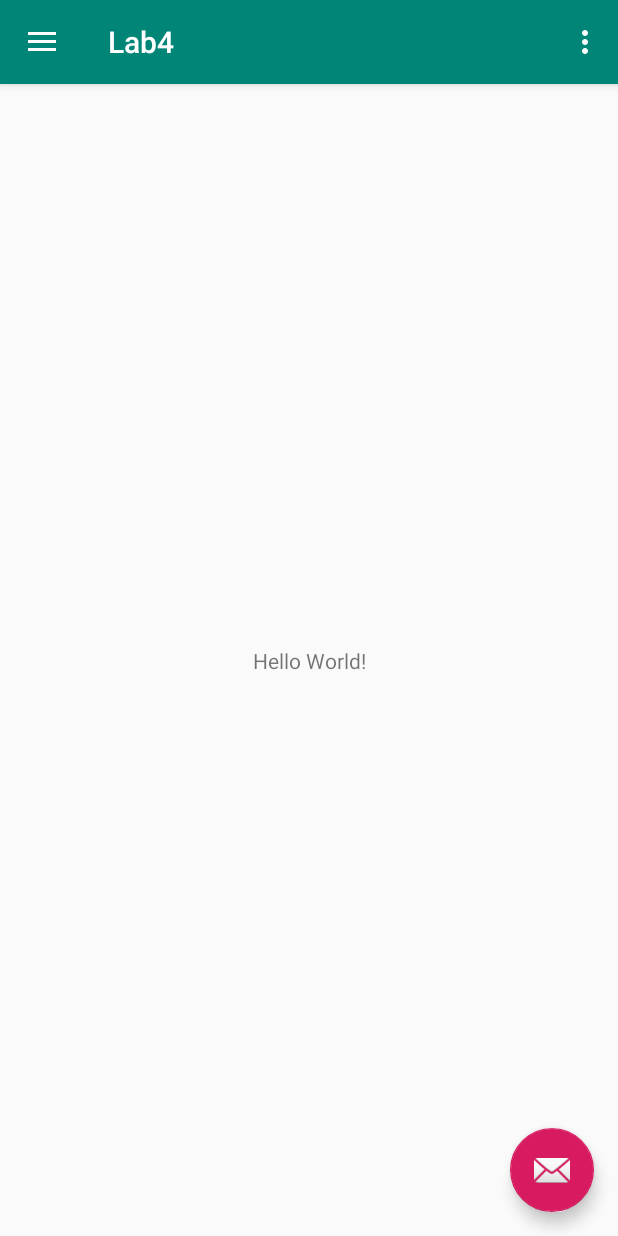
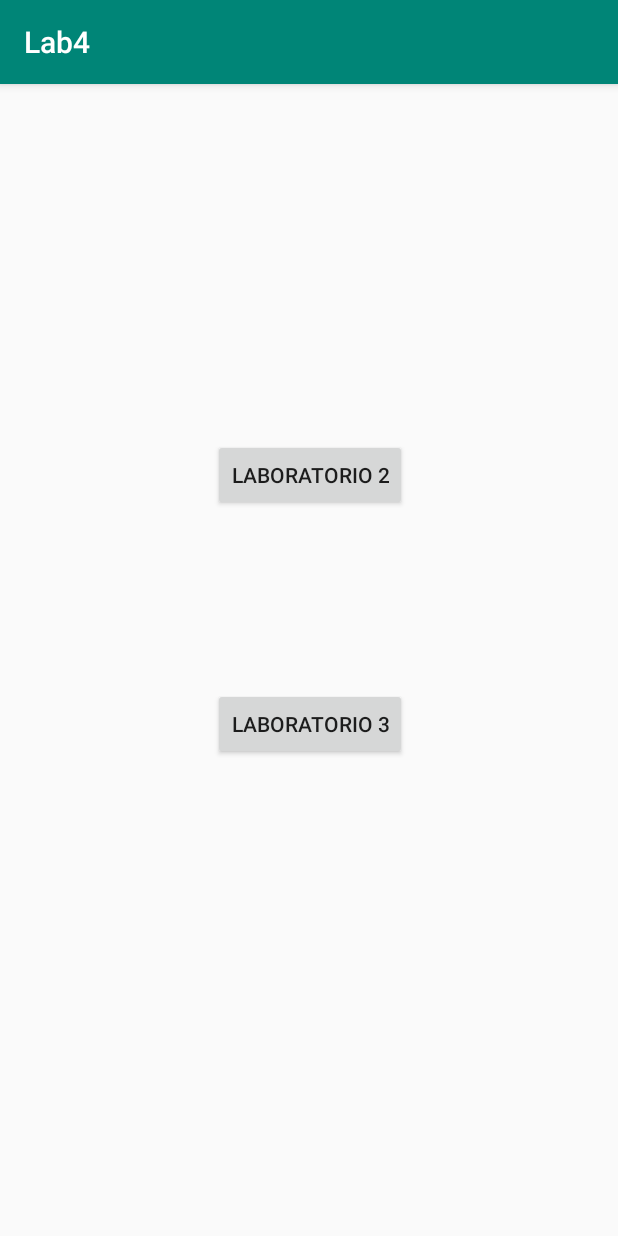
Before and after one commit to LucaBia/Laboratorio4PlataformasMoviles, an Android app: the screen it shows after launch (MainActivity before the commit, ProjectsActivity after it), in the side drawer, after a tap on "Proyectos", on a phone screen of 412 x 824 dp. Run offline under Robolectric (Android 15) with nearby library versions, the phone set to English and light mode, and no system bars.

Commit message:
WebView lab 2 y 3

```diff
--- a/app/src/main/java/com/example/gianlucariverabiagioni/lab4/HomeActivity.kt
+++ b/app/src/main/java/com/example/gianlucariverabiagioni/lab4/HomeActivity.kt
@@ -2,7 +2,7 @@ package com.example.gianlucariverabiagioni.lab4
 
 import android.support.v7.app.AppCompatActivity
 import android.os.Bundle
-import android.support.design.widget.NavigationView
+
 
 class HomeActivity : AppCompatActivity() {
 
--- a/app/src/main/java/com/example/gianlucariverabiagioni/lab4/MainActivity.kt
+++ b/app/src/main/java/com/example/gianlucariverabiagioni/lab4/MainActivity.kt
@@ -66,7 +66,8 @@ class MainActivity : AppCompatActivity(), NavigationView.OnNavigationItemSelecte
                 startActivity(intent)
             }
             R.id.nav_gallery -> {
-
+                val intent2 = Intent(this, ProjectsActivity::class.java)
+                startActivity(intent2)
             }
             R.id.nav_slideshow -> {
 
--- /dev/null
+++ b/app/src/main/java/com/example/gianlucariverabiagioni/lab4/ProjectsActivity.kt
@@ -0,0 +1,31 @@
+package com.example.gianlucariverabiagioni.lab4
+
+import android.content.Intent
+import android.support.v7.app.AppCompatActivity
+import android.os.Bundle
+import android.view.View
+import android.webkit.WebView
+import android.widget.Button
+
+
+class ProjectsActivity : AppCompatActivity() {
+
+    override fun onCreate(savedInstanceState: Bundle?) {
+        super.onCreate(savedInstanceState)
+        setContentView(R.layout.activity_projects)
+
+        val boton = findViewById<Button>(R.id.btnLab1)
+        boton.setOnClickListener{val intent = Intent(this,Lab1Activity::class.java)
+            startActivity(intent)}
+
+        val boton2 = findViewById<Button>(R.id.btnLab2)
+        boton2.setOnClickListener{val intent2 = Intent(this,Lab2Activity::class.java)
+            startActivity(intent2)}
+    }
+
+    /*fun abrirlaboratorio2(view: View){
+        val myWebView: WebView = findViewById(R.id.WV)
+        myWebView.loadUrl("https://github.com/18250MariaInes/Aplicaciones-moviles/tree/master/Laboratorio2")
+
+    }*/
+}
--- /dev/null
+++ b/app/src/main/res/layout/activity_projects.xml
@@ -0,0 +1,30 @@
+<?xml version="1.0" encoding="utf-8"?>
+<android.support.constraint.ConstraintLayout
+        xmlns:android="http://schemas.android.com/apk/res/android"
+        xmlns:tools="http://schemas.android.com/tools"
+        xmlns:app="http://schemas.android.com/apk/res-auto"
+        android:layout_width="match_parent"
+        android:layout_height="match_parent"
+        tools:context=".ProjectsActivity">
+
+    <Button
+            android:text="Laboratorio 2"
+            android:layout_width="wrap_content"
+            android:layout_height="wrap_content"
+            android:id="@+id/btnLab1"
+            app:layout_constraintTop_toTopOf="parent"
+            android:layout_marginTop="151dp" app:layout_constraintStart_toStartOf="parent"
+            android:layout_marginStart="128dp" app:layout_constraintEnd_toEndOf="parent"
+            android:layout_marginEnd="127dp" android:layout_marginBottom="32dp"
+            app:layout_constraintBottom_toTopOf="@+id/btnLab2" app:layout_constraintVertical_bias="0.39"
+    />
+    <Button
+            android:text="Laboratorio 3"
+            android:layout_width="wrap_content"
+            android:layout_height="wrap_content"
+            android:id="@+id/btnLab2"
+            app:layout_constraintBottom_toBottomOf="parent" android:layout_marginBottom="232dp"
+            app:layout_constraintStart_toStartOf="parent" android:layout_marginStart="128dp"
+            app:layout_constraintTop_toBottomOf="@+id/btnLab1"
+            app:layout_constraintEnd_toEndOf="parent" android:layout_marginEnd="127dp"/>
+</android.support.constraint.ConstraintLayout>
```
Also changed, not shown: app/src/main/AndroidManifest.xml (+8 -0 lines), app/src/main/java/com/example/gianlucariverabiagioni/lab4/Lab1Activity.kt (added, +19 -0 lines), app/src/main/java/com/example/gianlucariverabiagioni/lab4/Lab2Activity.kt (added, +19 -0 lines), app/src/main/res/layout/activity_lab1.xml (added, +19 -0 lines), app/src/main/res/layout/activity_lab2.xml (added, +18 -0 lines).
